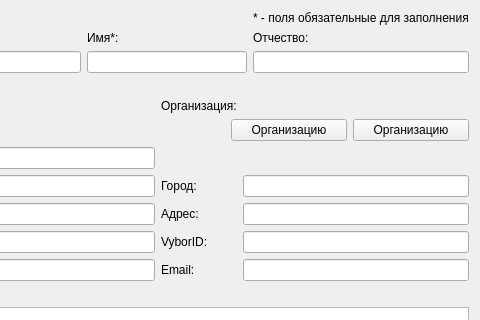
okostynchuk/Outcall, file EditContactDialog.ui: the form before one commit; both pictures show x 100 to 580 and y 0 to 320 of the 580 by 421 pixel window.
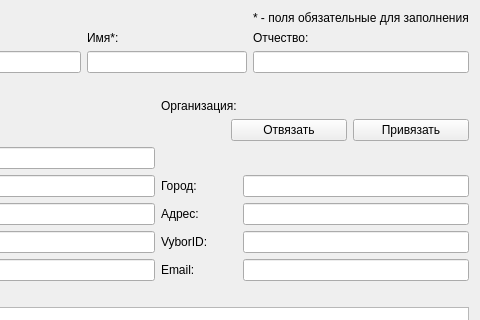
The form after the commit. Icons and pictures are not drawn.

The edit to the form file:
```diff
--- a/EditContactDialog.ui
+++ b/EditContactDialog.ui
@@ -166,7 +166,7 @@
           <string>Отвязать организацию</string>
          </property>
          <property name="text">
-          <string>Организацию</string>
+          <string>Отвязать</string>
          </property>
          <property name="icon">
           <iconset resource="images.qrc">
@@ -198,7 +198,7 @@
           <string>Привязать организацию</string>
          </property>
          <property name="text">
-          <string>Организацию</string>
+          <string>Привязать</string>
          </property>
          <property name="icon">
           <iconset resource="images.qrc">
```
